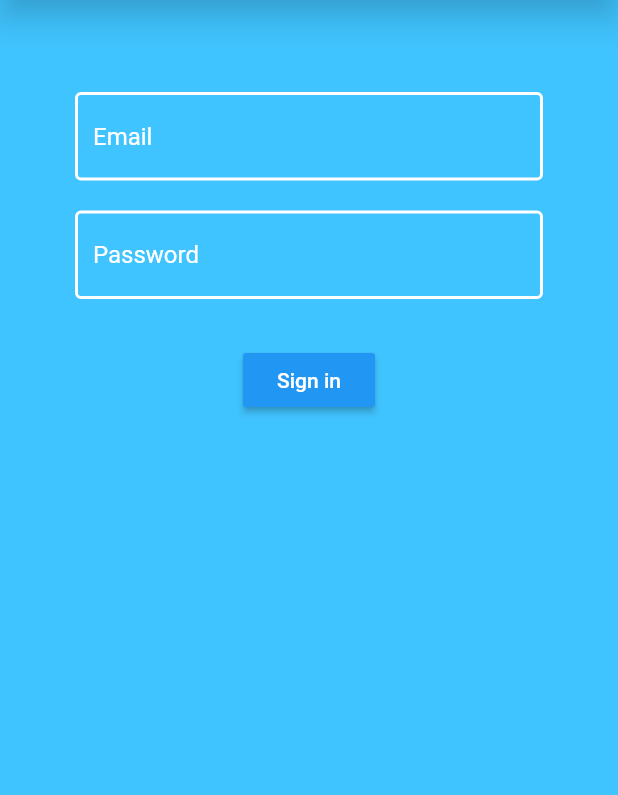
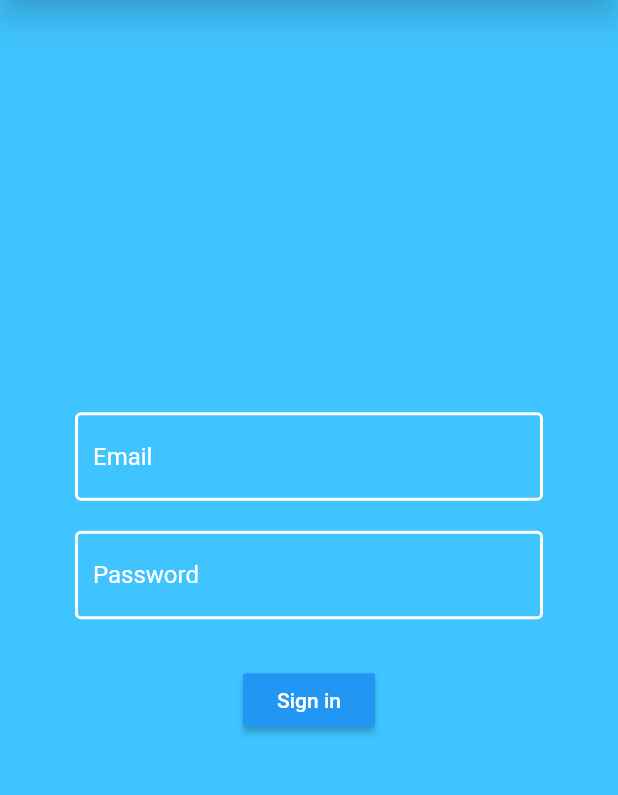
Before and after one commit to oladimeji16/schoolApp, a Flutter app: the screen it shows after launch, on a phone screen of 412 x 824 dp, the part 97-892 px from its top. Run offline on Flutter 3.47's test engine with Material 2 defaults, Android fonts, the phone set to English and light mode, and no system bars; our stand-ins replace cloud_firestore, firebase_auth, flutter_datetime_picker, flutter_spinkit; accounts and stored records are empty.

Commit message:
fixed some ui bugs

```diff
--- a/lib/screens/authenticate/sign_in.dart
+++ b/lib/screens/authenticate/sign_in.dart
@@ -45,10 +45,13 @@ class _SignInState extends State<SignIn> {
           )
         ],
       ),
-      body: Container(
+      body: SafeArea(
+        child: Center(
+          child: Container(
             padding: EdgeInsets.symmetric(horizontal: 50.0, vertical: 20.0),
             child: Form(
               key: _formKey,
+              child: SingleChildScrollView(
                 child: Column(
                   children: <Widget>[
                     SizedBox(height: 50.0,),
@@ -98,6 +101,9 @@ class _SignInState extends State<SignIn> {
                 ),
               ),
             ),
+          ),
+        ),
+      ),
     );
   }
 }
```
Also changed, not shown: lib/screens/authenticate/register.dart (+7 -1 lines), lib/screens/home/friday/add_form.dart (+7 -1 lines), lib/screens/home/friday/course_tile.dart (+5 -3 lines), lib/screens/home/friday/edit_form.dart (+9 -1 lines), lib/screens/home/subjects.dart (+7 -1 lines), pubspec.lock, 1 other file. Lines whose indentation alone changed are shown as unchanged.
